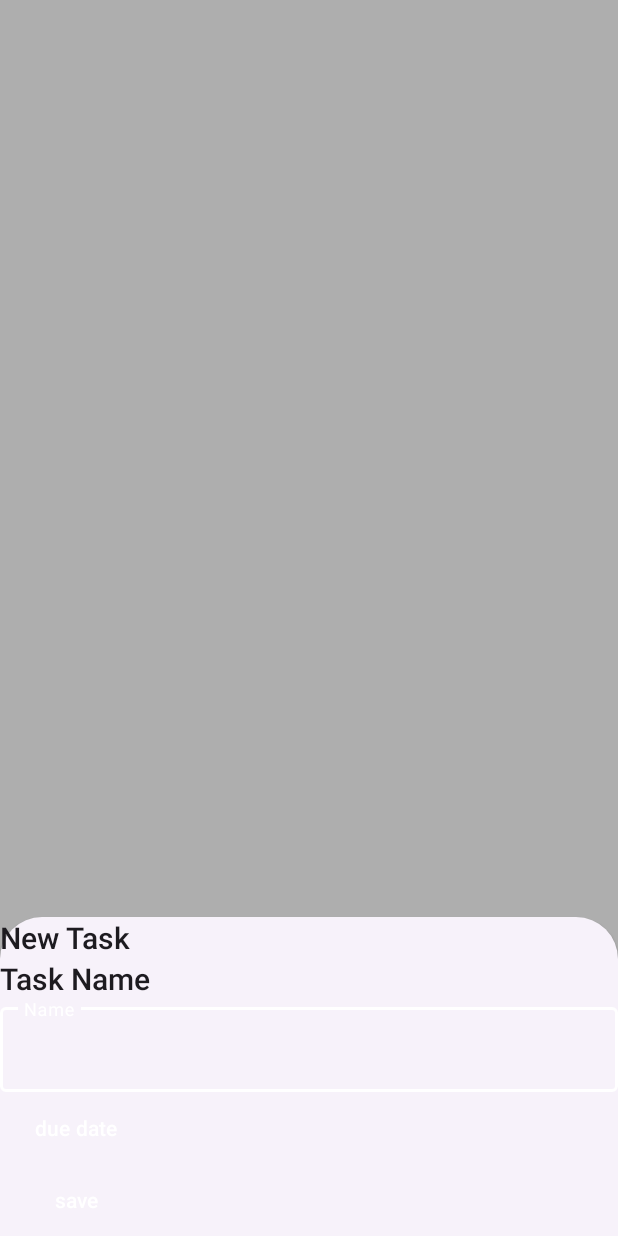
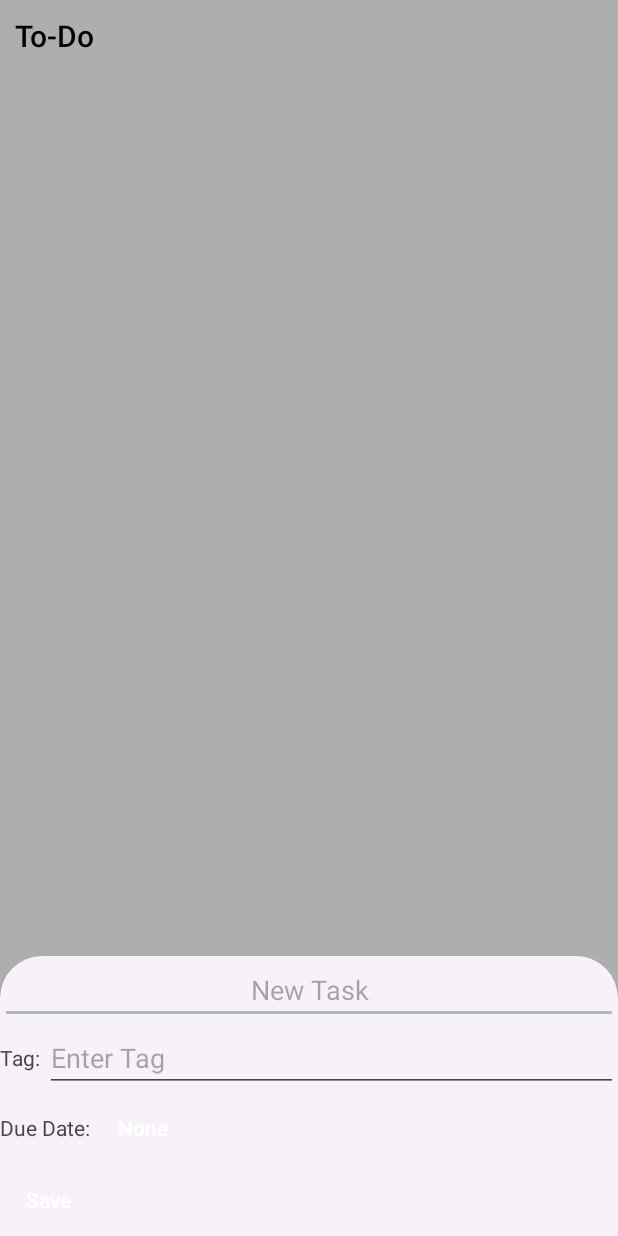
Before and after one commit to finnimo/tamadoro, an Android app: the fragment TasksFragment shown on its own in the app's theme, after a tap on "new task", on a phone screen of 412 x 824 dp. Run offline under Robolectric (Android 15) with nearby library versions, the phone set to English and light mode, and no system bars; our stand-ins replace Room's generated code.

Commit message:
fully functional todo list, along with UI.

```diff
--- a/app/src/main/AndroidManifest.xml
+++ b/app/src/main/AndroidManifest.xml
@@ -8,7 +8,7 @@
     <uses-permission android:name="android.permission.VIBRATE"/>
 
     <application
-        android:name=".TodoApplication"
+        android:name=".taskitemdatabase.TodoApplication"
         android:allowBackup="true"
         android:dataExtractionRules="@xml/data_extraction_rules"
         android:fullBackupContent="@xml/backup_rules"
--- a/app/src/main/java/io/github/finnimo/tamadoro/TaskItemAdapter.kt
+++ /dev/null
@@ -1,26 +0,0 @@
-package io.github.finnimo.tamadoro
-
-import android.view.LayoutInflater
-import android.view.ViewGroup
-import androidx.recyclerview.widget.RecyclerView
-
-class TaskItemAdapter(
-
-    private val taskItems: List<TaskItem>,
-
-): RecyclerView.Adapter<TaskItemViewHolder>() {
-
-    override fun onCreateViewHolder(parent: ViewGroup, viewType: Int): TaskItemViewHolder {
-        val itemView = LayoutInflater.from(parent.context).inflate(R.layout.singular_task_item,parent,false)
-        return TaskItemViewHolder(itemView)
-    }
-
-    override fun onBindViewHolder(holder: TaskItemViewHolder, position: Int) {
-        holder.bindTaskItem(taskItems[position])
-    }
-
-    override fun getItemCount(): Int {
-        return taskItems.size
-    }
-
-}
--- a/app/src/main/java/io/github/finnimo/tamadoro/TaskItemRepository.kt
+++ /dev/null
@@ -1,20 +0,0 @@
-package io.github.finnimo.tamadoro
-
-import androidx.annotation.WorkerThread
-import kotlinx.coroutines.flow.Flow
-class TaskItemRepository(private val taskItemDao: TaskItemDao) {
-
-    val allTaskItems: Flow<List<TaskItem>> = taskItemDao.getAllTaskItems()
-
-    @WorkerThread
-    suspend fun insertTaskItem(taskItem:TaskItem){
-        taskItemDao.insertTaskItem(taskItem)
-    }
-
-    @WorkerThread
-    suspend fun updateTaskItem(taskItem: TaskItem) {
-        taskItemDao.updateTaskItem(taskItem)
-    }
-
-
-}
--- a/app/src/main/java/io/github/finnimo/tamadoro/activities/MainActivity.kt
+++ b/app/src/main/java/io/github/finnimo/tamadoro/activities/MainActivity.kt
@@ -7,7 +7,7 @@ import androidx.fragment.app.Fragment
 import io.github.finnimo.tamadoro.PetFragment
 import io.github.finnimo.tamadoro.R
 import io.github.finnimo.tamadoro.StatsFragment
-import io.github.finnimo.tamadoro.TasksFragment
+import io.github.finnimo.tamadoro.fragments.TasksFragment
 import io.github.finnimo.tamadoro.databinding.ActivityMainBinding
 import io.github.finnimo.tamadoro.fragments.TimerFragment
 
--- a/app/src/main/java/io/github/finnimo/tamadoro/NewTaskSheet.kt
+++ b/app/src/main/java/io/github/finnimo/tamadoro/fragments/NewTaskSheet.kt
@@ -1,35 +1,31 @@
-package io.github.finnimo.tamadoro
+package io.github.finnimo.tamadoro.fragments
 
 import android.os.Bundle
-import android.service.autofill.Validators.and
-import android.text.Editable
-import android.util.Log
-import androidx.fragment.app.Fragment
 import android.view.LayoutInflater
 import android.view.View
 import android.view.ViewGroup
 import android.widget.Button
 import android.widget.EditText
-import android.widget.TextView
 import androidx.lifecycle.ViewModelProvider
 import com.google.android.material.bottomsheet.BottomSheetDialogFragment
 import com.google.android.material.datepicker.MaterialDatePicker
+import io.github.finnimo.tamadoro.R
+import io.github.finnimo.tamadoro.taskitemdatabase.TaskItem
+import io.github.finnimo.tamadoro.taskitemdatabase.TaskItemModelFactory
+import io.github.finnimo.tamadoro.taskitemdatabase.TaskViewModel
+import io.github.finnimo.tamadoro.taskitemdatabase.TodoApplication
 import java.time.Instant
 import java.time.LocalDate
-import java.time.LocalTime
 import java.time.ZoneId
-import java.time.format.DateTimeFormatter
-import java.util.Locale
-import java.util.TimeZone
-import java.util.UUID
 
 class NewTaskSheet(var taskItem: TaskItem?): BottomSheetDialogFragment() {
 
     private lateinit var taskViewModel: TaskViewModel
+    private lateinit var taskNameInput: EditText
+    private lateinit var tagInput: EditText
+    private lateinit var datePickerBtn: Button
+    private lateinit var deleteBtn: Button
     private lateinit var saveBtn: Button
-    private lateinit var taskNameInput: EditText
-    private lateinit var taskSheetTitle: TextView
-    private lateinit var datePickerBtn: Button
     private var dueDate: LocalDate? = null
 
     override fun onViewCreated(view: View, savedInstanceState: Bundle?) {
@@ -42,29 +38,29 @@ class NewTaskSheet(var taskItem: TaskItem?): BottomSheetDialogFragment() {
 
         //TODO: app is crashing on trying to initialize taskVoiewModel
 
+        taskNameInput = view.findViewById(R.id.name)
+        tagInput = view.findViewById(R.id.tagEditText)
+        datePickerBtn = view.findViewById(R.id.datePickerBtn)
+        deleteBtn = view.findViewById(R.id.deleteBtn)
         saveBtn = view.findViewById(R.id.saveBtn)
-        taskNameInput = view.findViewById(R.id.name)
-        taskSheetTitle = view.findViewById(R.id.taskSheetTitle)
-        datePickerBtn = view.findViewById(R.id.datePickerBtn)
-
-        //if we're editing a pre existing task:
-        if (taskItem != null) {
-            taskSheetTitle.text = "Edit Task"
-            val editable = Editable.Factory.getInstance()
-            taskNameInput.text = editable.newEditable(taskItem!!.name)
-
-            if (taskItem!!.dueDate() != null) {
-                dueDate = taskItem!!.dueDate()
-            }
-
-        } else {
-            taskSheetTitle.text = "New Task"
-        }
-
 
         val datePicker: MaterialDatePicker<Long>
 
+        if (taskItem != null) {
+            taskNameInput.setText(taskItem!!.name)
+            tagInput.setText(taskItem!!.tag)
+
+            deleteBtn.visibility = Button.VISIBLE
+            deleteBtn.setOnClickListener {
+                taskViewModel.deleteTaskItem(taskItem!!)
+                dismiss()
+            }
+
+        }
+
         if ((taskItem != null) and (taskItem?.dueDate() != null)) {
+
+            datePickerBtn.text = taskItem!!.dueDateString
             val zoneID: ZoneId = ZoneId.systemDefault()
             val prevDueDate = taskItem!!.dueDate()!!.atStartOfDay(zoneID).toInstant().toEpochMilli()
             datePicker =
@@ -93,11 +89,14 @@ class NewTaskSheet(var taskItem: TaskItem?): BottomSheetDialogFragment() {
 
         }
 
-
         saveBtn.setOnClickListener {
             saveAction()
         }
+
+
+
     }
+
 
     override fun onCreateView(
         inflater: LayoutInflater, container: ViewGroup?,
@@ -108,12 +107,18 @@ class NewTaskSheet(var taskItem: TaskItem?): BottomSheetDialogFragment() {
     }
 
     private fun saveAction() {
-     val name = taskNameInput.text.toString()
+        val tag = tagInput.text.toString()
+        var name = taskNameInput.text.toString()
+
+        if (taskNameInput.text.toString() == "") {
+            name = "New Task"
+        }
+
         val dueDateString = if (dueDate == null) null
         else TaskItem.dateFormatter.format(dueDate)
 
         if (taskItem == null) {
-            val newTask = TaskItem(name, dueDateString)
+            val newTask = TaskItem(name, tag, dueDateString)
             taskViewModel.addTaskItem(newTask)
         } else {
             taskItem!!.name = name
--- a/app/src/main/java/io/github/finnimo/tamadoro/TasksFragment.kt
+++ b/app/src/main/java/io/github/finnimo/tamadoro/fragments/TasksFragment.kt
@@ -1,4 +1,4 @@
-package io.github.finnimo.tamadoro
+package io.github.finnimo.tamadoro.fragments
 
 import android.os.Bundle
 import androidx.fragment.app.Fragment
@@ -6,21 +6,29 @@ import android.view.LayoutInflater
 import android.view.View
 import android.view.ViewGroup
 import android.widget.Button
-import android.widget.TextView
 import androidx.fragment.app.viewModels
-import androidx.lifecycle.ViewModelProvider
 import androidx.recyclerview.widget.LinearLayoutManager
 import androidx.recyclerview.widget.RecyclerView
+import io.github.finnimo.tamadoro.R
+import io.github.finnimo.tamadoro.taskitemdatabase.TaskItemModelFactory
+import io.github.finnimo.tamadoro.taskitemdatabase.TaskViewModel
+import io.github.finnimo.tamadoro.taskitemdatabase.TodoApplication
+import io.github.finnimo.tamadoro.taskitemdatabase.TaskItem
+import io.github.finnimo.tamadoro.taskitemdatabase.TaskItemAdapter
+import io.github.finnimo.tamadoro.taskitemdatabase.onTaskCompletedListener
 
 // TODO: Rename parameter arguments, choose names that match
 // the fragment initialization parameters, e.g. ARG_ITEM_NUMBER
 
-class TasksFragment : Fragment() {
+class TasksFragment : Fragment(), onTaskCompletedListener {
 
     private val taskViewModel: TaskViewModel by viewModels {
         TaskItemModelFactory((requireActivity().application as TodoApplication).repository)
     }
+
+    private lateinit var adapter: TaskItemAdapter
     private lateinit var newTaskBtn: Button
+    private lateinit var clearBtn: Button
     private lateinit var recyclerView: RecyclerView
 
     override fun onCreateView(
@@ -32,26 +40,43 @@ class TasksFragment : Fragment() {
 
     override fun onViewCreated(view: View, savedInstanceState: Bundle?) {
         super.onViewCreated(view, savedInstanceState)
+
         setRecyclerView()
         recyclerView = view.findViewById(R.id.todoListRecyclerView)
         newTaskBtn = view.findViewById(R.id.newTaskBtn)
+        clearBtn = view.findViewById(R.id.clearCompletedBtn)
 
+        adapter = TaskItemAdapter(this,emptyList())
+        recyclerView.adapter = adapter
 
+        taskViewModel.taskItems.observe(viewLifecycleOwner) { tasks ->
+            adapter.setTasks(tasks)
+        }
 
         newTaskBtn.setOnClickListener {
             NewTaskSheet(null).show(childFragmentManager, "newTask")
             setRecyclerView()
         }
 
+        clearBtn.setOnClickListener {
+            taskViewModel.deleteCompletedtasks()
+        }
+
+    }
+
+    override fun onTaskCompletedChanged(task: TaskItem) {
+
+        taskViewModel.updateTaskItem(task)
     }
 
     private fun setRecyclerView() {
-        taskViewModel.taskItems.observe(viewLifecycleOwner) {
+        taskViewModel.taskItems.observe(viewLifecycleOwner) { taskItems ->
             recyclerView.apply {
                 layoutManager = LinearLayoutManager(requireContext())
-                adapter = TaskItemAdapter(it)
+                adapter = TaskItemAdapter(this@TasksFragment,taskItems)
             }
         }
     }
 
+
 }
--- /dev/null
+++ b/app/src/main/java/io/github/finnimo/tamadoro/taskitemdatabase/OnTaskCompletedListener.kt
@@ -0,0 +1,8 @@
+package io.github.finnimo.tamadoro.taskitemdatabase
+
+import io.github.finnimo.tamadoro.taskitemdatabase.TaskItem
+
+interface onTaskCompletedListener {
+    fun onTaskCompletedChanged(taskItem: TaskItem)
+
+}
--- a/app/src/main/java/io/github/finnimo/tamadoro/TaskItem.kt
+++ b/app/src/main/java/io/github/finnimo/tamadoro/taskitemdatabase/TaskItem.kt
@@ -1,14 +1,14 @@
-package io.github.finnimo.tamadoro
+package io.github.finnimo.tamadoro.taskitemdatabase
 
 import androidx.room.Entity
 import androidx.room.PrimaryKey
 import java.time.LocalDate
 import java.time.format.DateTimeFormatter
-import java.util.UUID
 
 @Entity
 class TaskItem(
     var name: String,
+    var tag: String,
     var  dueDateString: String?,
     var completed: Boolean = false,
     @PrimaryKey(autoGenerate = true) var taskID: Int = 0
--- /dev/null
+++ b/app/src/main/java/io/github/finnimo/tamadoro/taskitemdatabase/TaskItemAdapter.kt
@@ -0,0 +1,34 @@
+package io.github.finnimo.tamadoro.taskitemdatabase
+
+import android.view.LayoutInflater
+import android.view.ViewGroup
+import androidx.recyclerview.widget.RecyclerView
+import io.github.finnimo.tamadoro.R
+
+class TaskItemAdapter(
+
+    private val listener: onTaskCompletedListener,
+    private var taskItems: List<TaskItem>,
+
+    ): RecyclerView.Adapter<TaskItemViewHolder>() {
+
+    override fun onCreateViewHolder(parent: ViewGroup, viewType: Int): TaskItemViewHolder {
+        val itemView = LayoutInflater.from(parent.context)
+            .inflate(R.layout.singular_task_item,parent,false)
+        return TaskItemViewHolder(itemView, listener)
+    }
+
+    override fun onBindViewHolder(holder: TaskItemViewHolder, position: Int) {
+        holder.bindTaskItem(taskItems[position])
+    }
+
+    override fun getItemCount(): Int {
+        return taskItems.size
+    }
+
+    fun setTasks(newTasks: List<TaskItem>) {
+        taskItems = newTasks
+        notifyDataSetChanged()
+    }
+
+}
--- a/app/src/main/java/io/github/finnimo/tamadoro/TaskItemDao.kt
+++ b/app/src/main/java/io/github/finnimo/tamadoro/taskitemdatabase/TaskItemDao.kt
@@ -1,10 +1,12 @@
-package io.github.finnimo.tamadoro
+package io.github.finnimo.tamadoro.taskitemdatabase
 
 import androidx.room.Dao
+import androidx.room.Delete
 import androidx.room.Insert
 import androidx.room.OnConflictStrategy
 import androidx.room.Query
 import androidx.room.Update
+import io.github.finnimo.tamadoro.taskitemdatabase.TaskItem
 import kotlinx.coroutines.flow.Flow
 
 @Dao
@@ -19,4 +21,11 @@ interface TaskItemDao {
     @Update
     suspend fun updateTaskItem(taskItem: TaskItem)
 
+    @Delete
+    suspend fun deleteTaskItem(taskItem: TaskItem)
+
+    @Query("DELETE FROM TaskItem WHERE completed = 1")
+    suspend fun deleteCompletedTasks()
+
+
 }
--- a/app/src/main/java/io/github/finnimo/tamadoro/TaskItemsDataBase.kt
+++ b/app/src/main/java/io/github/finnimo/tamadoro/taskitemdatabase/TaskItemsDataBase.kt
@@ -1,4 +1,4 @@
-package io.github.finnimo.tamadoro
+package io.github.finnimo.tamadoro.taskitemdatabase
 
 import android.content.Context
 import androidx.room.Database
--- a/app/src/main/java/io/github/finnimo/tamadoro/TodoApplication.kt
+++ b/app/src/main/java/io/github/finnimo/tamadoro/taskitemdatabase/TodoApplication.kt
@@ -1,6 +1,8 @@
-package io.github.finnimo.tamadoro
+package io.github.finnimo.tamadoro.taskitemdatabase
 
 import android.app.Application
+import io.github.finnimo.tamadoro.taskitemdatabase.TaskItemRepository
+import io.github.finnimo.tamadoro.taskitemdatabase.TaskItemsDataBase
 
 class TodoApplication: Application() {
     private val database by lazy { TaskItemsDataBase.getDatabase(this) }
--- a/app/src/main/res/layout/fragment_new_task_sheet.xml
+++ b/app/src/main/res/layout/fragment_new_task_sheet.xml
@@ -1,53 +1,89 @@
 <?xml version="1.0" encoding="utf-8"?>
-<LinearLayout xmlns:android="http://schemas.android.com/apk/res/android"
+<androidx.constraintlayout.widget.ConstraintLayout xmlns:android="http://schemas.android.com/apk/res/android"
+    xmlns:app="http://schemas.android.com/apk/res-auto"
     xmlns:tools="http://schemas.android.com/tools"
     android:orientation="vertical"
     android:layout_width="match_parent"
     android:layout_height="match_parent"
-    tools:context=".NewTaskSheet">
+    tools:context=".fragments.NewTaskSheet">
 
-    <!-- TODO: Update blank fragment layout -->
+
+    <LinearLayout
+        android:id="@+id/linearLayout2"
+        android:layout_width="match_parent"
+        android:layout_height="wrap_content"
+        android:orientation="horizontal"
+        app:layout_constraintEnd_toEndOf="parent"
+        app:layout_constraintStart_toStartOf="parent"
+        app:layout_constraintTop_toBottomOf="@+id/linearLayout">
 
         <TextView
-        style="@style/TextAppearance.AppCompat.Title"
-        android:id="@+id/taskSheetTitle"
-        android:layout_width="match_parent"
+            android:layout_width="wrap_content"
             android:layout_height="wrap_content"
-        android:text="Title" >
-    </TextView>
+            android:layout_gravity="center_vertical"
+            android:text="Due Date: " />
 
-    <TextView
-        style="@style/TextAppearance.AppCompat.Title"
-        android:layout_width="match_parent"
+        <Button
+            android:id="@+id/datePickerBtn"
+            android:layout_width="wrap_content"
             android:layout_height="wrap_content"
-        android:text="Task Name" >
-    </TextView>
+            android:text="None"
+            tools:layout_editor_absoluteX="284dp"
+            tools:layout_editor_absoluteY="417dp" />
 
-    <com.google.android.material.textfield.TextInputLayout
-        style="@style/ThemeOverlay.Material3.AutoCompleteTextView.OutlinedBox.Dense"
-        android:layout_width="match_parent"
-        android:layout_height="wrap_content">
-
+    </LinearLayout>
 
     <com.google.android.material.textfield.TextInputEditText
         android:id="@+id/name"
         android:layout_width="match_parent"
         android:layout_height="wrap_content"
-            android:hint="Name" />
+        android:gravity="center"
+        android:hint="New Task"
+        app:layout_constraintEnd_toEndOf="parent"
+        app:layout_constraintStart_toStartOf="parent"
+        app:layout_constraintTop_toTopOf="parent" />
 
-    </com.google.android.material.textfield.TextInputLayout>
+    <LinearLayout
+        android:id="@+id/linearLayout"
+        android:layout_width="match_parent"
+        android:layout_height="wrap_content"
+        android:orientation="horizontal"
+        app:layout_constraintTop_toBottomOf="@+id/name">
 
-    <com.google.android.material.button.MaterialButton
-        android:id="@+id/datePickerBtn"
-        android:layout_width="102dp"
+        <TextView
+            android:layout_width="wrap_content"
             android:layout_height="wrap_content"
-        android:text="due date" />
+            android:layout_gravity="center_vertical"
+            android:text="Tag: " />
 
-    <com.google.android.material.button.MaterialButton
+        <EditText
+            android:id="@+id/tagEditText"
+            android:layout_width="0dp"
+            android:layout_height="wrap_content"
+            android:layout_weight="1"
+            android:gravity="left"
+            android:hint="Enter Tag" />
+
+    </LinearLayout>
+
+    <Button
         android:id="@+id/saveBtn"
-        android:layout_width="102dp"
+        android:layout_width="wrap_content"
         android:layout_height="wrap_content"
-        android:text="save"/>
+        android:text="Save"
+        app:layout_constraintStart_toStartOf="parent"
+        app:layout_constraintTop_toBottomOf="@+id/linearLayout2" />
 
 
-</LinearLayout>
+    <Button
+        android:id="@+id/deleteBtn"
+        android:layout_width="wrap_content"
+        android:layout_height="wrap_content"
+        android:text="Delete"
+        app:layout_constraintEnd_toEndOf="parent"
+        android:visibility="invisible"
+        app:layout_constraintTop_toBottomOf="@+id/linearLayout2" />
+
+
+
+</androidx.constraintlayout.widget.ConstraintLayout>
--- a/app/src/main/res/layout/fragment_tasks.xml
+++ b/app/src/main/res/layout/fragment_tasks.xml
@@ -15,19 +15,46 @@
         android:layout_width="match_parent"
         android:layout_height="match_parent">
 
-        <androidx.recyclerview.widget.RecyclerView
-            android:id="@+id/todoListRecyclerView"
+        <LinearLayout
+            android:id="@+id/linearLayout2"
             android:layout_width="match_parent"
             android:layout_height="match_parent"
-           />
+            android:orientation="vertical"
+            app:layout_constraintEnd_toEndOf="parent"
+            app:layout_constraintStart_toStartOf="parent">
+
+        <TextView
+                style="@style/TextAppearance.AppCompat.Title"
+                android:layout_width="match_parent"
+                android:layout_height="wrap_content"
+                android:layout_margin="10dp"
+                android:text="To-Do"
+                android:textColor="?attr/colorOnPrimary"></TextView>
+
+            <androidx.recyclerview.widget.RecyclerView
+                android:id="@+id/todoListRecyclerView"
+                android:layout_width="match_parent"
+                android:layout_height="match_parent" />
+
+        </LinearLayout>
 
         <Button
             android:id="@+id/newTaskBtn"
             android:layout_width="wrap_content"
             android:layout_height="wrap_content"
             android:layout_margin="16dp"
+            android:textColor="?attr/colorOnPrimary"
             android:layout_gravity="bottom|right"
             android:text="new task" />
+
+        <Button
+            android:id="@+id/clearCompletedBtn"
+            android:layout_width="wrap_content"
+            android:layout_height="wrap_content"
+            android:layout_margin="16dp"
+            android:textColor="?attr/colorOnPrimary"
+            android:layout_gravity="bottom|left"
+            android:text="Clear" />
 
     </FrameLayout>
 
```
Also changed, not shown: app/src/main/java/io/github/finnimo/tamadoro/fragments/TimerFragment.kt (+5 -5 lines), app/src/main/java/io/github/finnimo/tamadoro/taskitemdatabase/TaskItemRepository.kt (added, +33 -0 lines), app/src/main/java/io/github/finnimo/tamadoro/taskitemdatabase/TaskItemViewHolder.kt (renamed from app/src/main/java/io/github/finnimo/tamadoro/TaskItemViewHolder.kt, +7 -3 lines), app/src/main/java/io/github/finnimo/tamadoro/taskitemdatabase/TaskViewModel.kt (renamed from app/src/main/java/io/github/finnimo/tamadoro/TaskViewModel.kt, +7 -7 lines), app/src/main/res/layout/singular_task_item.xml (+21 -12 lines). Lines whose indentation alone changed are shown as unchanged.
